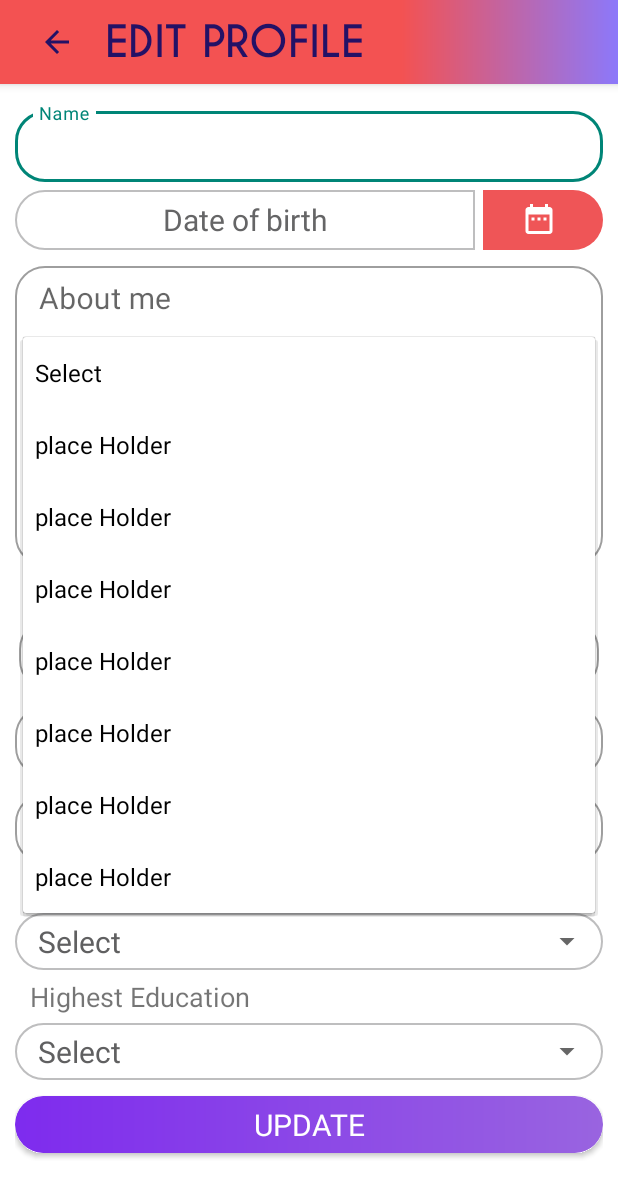
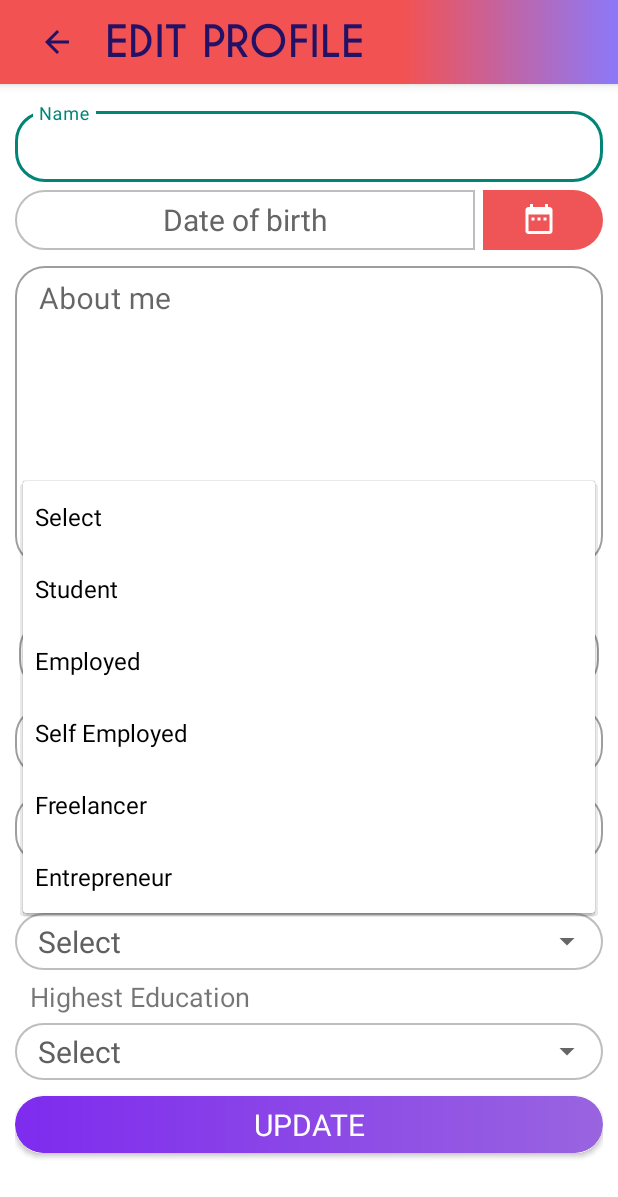
Before and after one commit to Aryabodhi/Seeker_UI, an Android app: the EditProfileInfo screen opened directly, with no data from a screen before it, after a tap on "Select", on a phone screen of 412 x 824 dp. Shown: the top 1197 px of the screen. Run offline under Robolectric (Android 15) with nearby library versions, the phone set to English and light mode, and no system bars.

Commit message:
Added Values for Profession and Education Spinners

```diff
--- a/app/src/main/res/values/strings.xml
+++ b/app/src/main/res/values/strings.xml
@@ -1,27 +1,40 @@
 <resources>
-    <string name="app_name">Seeker_UI</string>
+    <string name="app_name">Dating Street</string>
     <string name="currentProf">Current Profession</string>
     <string name="highEdu">Highest Eduction</string>
 
     <string-array name="prof">
         <item>Select</item>
-        <item>place Holder</item>
-        <item>place Holder</item>
-        <item>place Holder</item>
-        <item>place Holder</item>
-        <item>place Holder</item>
-        <item>place Holder</item>
-        <item>place Holder</item>
+        <item>Student</item>
+        <item>Employed</item>
+        <item>Self Employed</item>
+        <item>Freelancer</item>
+        <item>Entrepreneur</item>
     </string-array>
 
     <string-array name="edu">
         <item>Select</item>
-        <item>place holder</item>
-        <item>place holder</item>
-        <item>place holder</item>
-        <item>place holder</item>
-        <item>place holder</item>
-        <item>place holder</item>
-        <item>place holder</item>
+        <item>PhD</item>
+        <item>Masters in Arts</item>
+        <item>Masters in Business</item>
+        <item>Masters in Commerce</item>
+        <item>Masters in Computers</item>
+        <item>Masters in Engineering</item>
+        <item>Masters in Law</item>
+        <item>Masters in Medicine</item>
+        <item>Masters in Science</item>
+        <item>Masters in Others</item>
+        <item>Bachelors in Arts</item>
+        <item>Bachelors in Business</item>
+        <item>Bachelors in Commerce</item>
+        <item>Bachelors in Computers</item>
+        <item>Bachelors in Engineering</item>
+        <item>Bachelors in Law</item>
+        <item>Bachelors in Medicine</item>
+        <item>Bachelors in Science</item>
+        <item>Bachelors in Others</item>
+        <item>High School</item>
+        <item>In School</item>
+        <item>Others</item>
     </string-array>
 </resources>
--- a/build.gradle
+++ b/build.gradle
@@ -7,7 +7,7 @@ buildscript {
 
     }
     dependencies {
-        classpath 'com.android.tools.build:gradle:3.5.3'
+        classpath 'com.android.tools.build:gradle:3.6.0'
 
         // NOTE: Do not place your application dependencies here; they belong
         // in the individual module build.gradle files
```
Also changed, not shown: gradle/wrapper/gradle-wrapper.properties.
